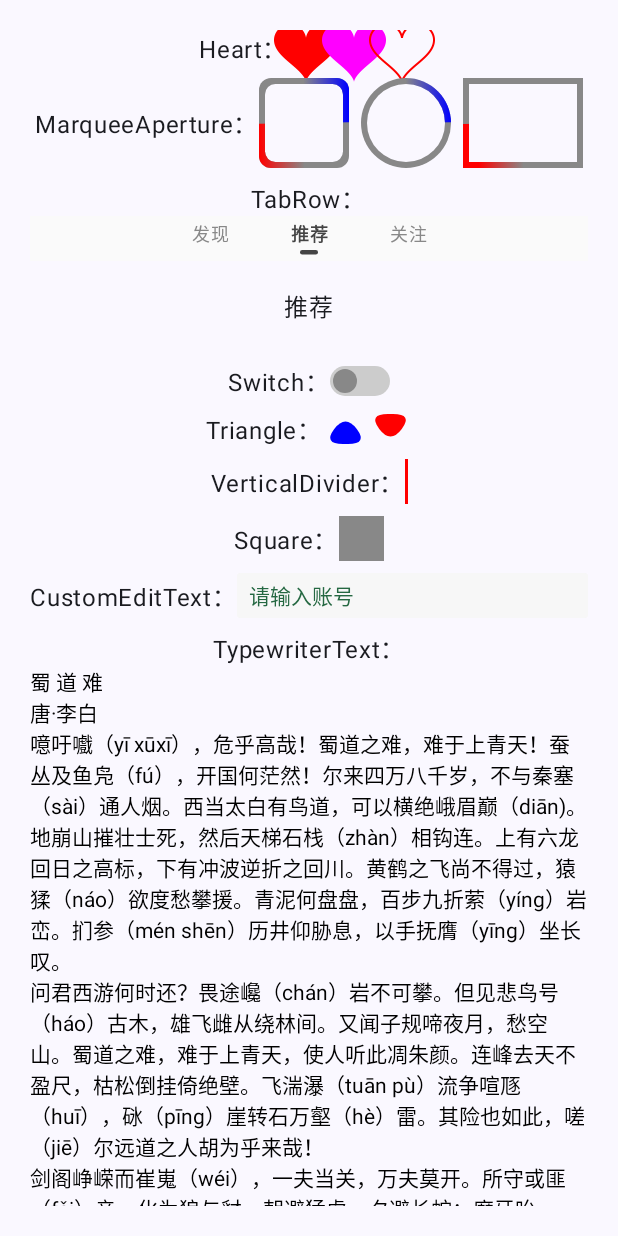
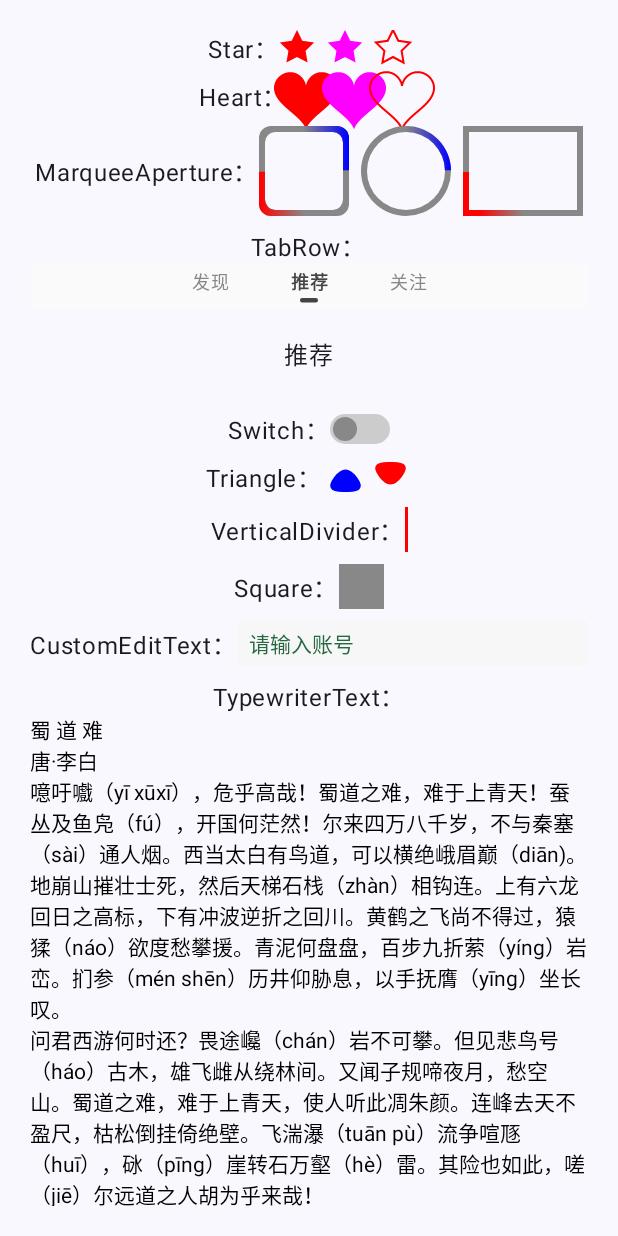
Before and after one commit to FPhoenixCorneaE/android-base-ui-compose, an Android app built with Jetpack Compose: the screen it shows after launch (MainActivity), on a phone screen of 412 x 824 dp. Run offline under Robolectric (Android 15) with nearby library versions, the phone set to English and light mode, and no system bars; our stand-ins replace accompanist.

Commit message:
feat: 添加自定义五角星[Star]

```diff
--- a/app/src/main/java/com/fphoenixcorneae/widget/MainActivity.kt
+++ b/app/src/main/java/com/fphoenixcorneae/widget/MainActivity.kt
@@ -54,6 +54,17 @@ class MainActivity : ComponentActivity() {
                             horizontalAlignment = Alignment.CenterHorizontally,
                             verticalArrangement = Arrangement.spacedBy(8.dp),
                         ) {
+                            Row(
+                                verticalAlignment = Alignment.CenterVertically,
+                                horizontalArrangement = Arrangement.Center
+                            ) {
+                                Text(text = "Star：")
+                                Star(color = Color.Red)
+                                Spacer(modifier = Modifier.width(8.dp))
+                                Star(color = Color.Magenta)
+                                Spacer(modifier = Modifier.width(8.dp))
+                                Star(color = Color.Red, isFill = false)
+                            }
                             Row(
                                 verticalAlignment = Alignment.CenterVertically,
                                 horizontalArrangement = Arrangement.Center
--- a/custom-widget/src/main/java/com/fphoenixcorneae/widget/Heart.kt
+++ b/custom-widget/src/main/java/com/fphoenixcorneae/widget/Heart.kt
@@ -59,6 +59,7 @@ fun Heart(
                     }
                 },
                 paint = Paint().apply {
+                    isAntiAlias = true
                     this.color = color
                     if (isFill) {
                         style = PaintingStyle.Fill
@@ -66,7 +67,7 @@ fun Heart(
                         style = PaintingStyle.Stroke
                         strokeWidth = 2f
                     }
-                }
+                },
             )
         }
     }
--- /dev/null
+++ b/custom-widget/src/main/java/com/fphoenixcorneae/widget/Star.kt
@@ -0,0 +1,104 @@
+package com.fphoenixcorneae.widget
+
+import android.graphics.PointF
+import androidx.compose.foundation.Canvas
+import androidx.compose.foundation.layout.Arrangement
+import androidx.compose.foundation.layout.Row
+import androidx.compose.foundation.layout.Spacer
+import androidx.compose.foundation.layout.size
+import androidx.compose.foundation.layout.width
+import androidx.compose.runtime.Composable
+import androidx.compose.ui.Alignment
+import androidx.compose.ui.Modifier
+import androidx.compose.ui.graphics.Color
+import androidx.compose.ui.graphics.Paint
+import androidx.compose.ui.graphics.PaintingStyle
+import androidx.compose.ui.graphics.Path
+import androidx.compose.ui.graphics.drawscope.drawIntoCanvas
+import androidx.compose.ui.graphics.drawscope.translate
+import androidx.compose.ui.tooling.preview.Preview
+import androidx.compose.ui.unit.Dp
+import androidx.compose.ui.unit.dp
+import kotlin.math.cos
+import kotlin.math.sin
+
+/**
+ * 五角星
+ * 以五角星中心为圆心，五角星端点在外接圆上，五角星内部小角在内接圆上
+ */
+@Composable
+fun Star(
+    modifier: Modifier = Modifier,
+    size: Dp = 24.dp,
+    color: Color = Color.Yellow,
+    isFill: Boolean = true,
+) {
+    // 计算平均角度, 72°
+    val averageAngle = 360f / 5
+    // 计算大圆的外角的角度, 90°-72°=18°
+    val outerCircleAngle = 90 - averageAngle
+    // 计算出小圆内角的角度, 72°÷2+18°=54°
+    val innerCircleAngle = averageAngle / 2 + outerCircleAngle
+    // 创建2个点
+    val outerPoint = PointF()
+    val innerPoint = PointF()
+    val path = Path()
+    Canvas(modifier = modifier.size(size)) {
+        translate(left = center.x, top = center.y) {
+            drawIntoCanvas {
+                val outerR = this.size.width / 2
+                val innerR = outerR / 2
+                path.reset()
+                (0 until 5).forEach {
+                    // 计算大圆上的点坐标，从右上角开始，逆时针连接
+                    // x = Math.cos((18° + 72° * i) / 180f * Math.PI) * 大圆半径
+                    // y = -Math.sin((18° + 72° * i) / 180f * Math.PI) * 大圆半径
+                    outerPoint.x =
+                        (cos(Math.toRadians((outerCircleAngle + it * averageAngle).toDouble())) * outerR).toFloat()
+                    outerPoint.y =
+                        (-sin(Math.toRadians((outerCircleAngle + it * averageAngle).toDouble())) * outerR).toFloat()
+                    // 计算小圆上的点坐标
+                    // x = Math.cos((54° + 72° * i) / 180f * Math.PI) * 小圆半径
+                    // y = -Math.sin((54° + 72° * i) / 180f * Math.PI) * 小圆半径
+                    innerPoint.x =
+                        (cos(Math.toRadians((innerCircleAngle + it * averageAngle).toDouble())) * innerR).toFloat()
+                    innerPoint.y =
+                        (-sin(Math.toRadians((innerCircleAngle + it * averageAngle).toDouble())) * innerR).toFloat()
+                    // 先移动到第一个大圆上的点
+                    if (it == 0) {
+                        path.moveTo(x = outerPoint.x, y = outerPoint.y)
+                    }
+                    // 坐标连接，先大圆角上的点，再到小圆角上的点
+                    path.lineTo(x = outerPoint.x, y = outerPoint.y)
+                    path.lineTo(x = innerPoint.x, y = innerPoint.y)
+                }
+                path.close()
+                it.drawPath(
+                    path = path,
+                    paint = Paint().apply {
+                        isAntiAlias = true
+                        this.color = color
+                        if (isFill) {
+                            style = PaintingStyle.Fill
+                        } else {
+                            style = PaintingStyle.Stroke
+                            strokeWidth = 2f
+                        }
+                    },
+                )
+            }
+        }
+    }
+}
+
+@Preview
+@Composable
+fun PreviewStar() {
+    Row(verticalAlignment = Alignment.CenterVertically, horizontalArrangement = Arrangement.Center) {
+        Star()
+        Spacer(modifier = Modifier.width(8.dp))
+        Star(color = Color.Magenta)
+        Spacer(modifier = Modifier.width(8.dp))
+        Star(isFill = false)
+    }
+}
```
Also changed, not shown: 1 other file.
